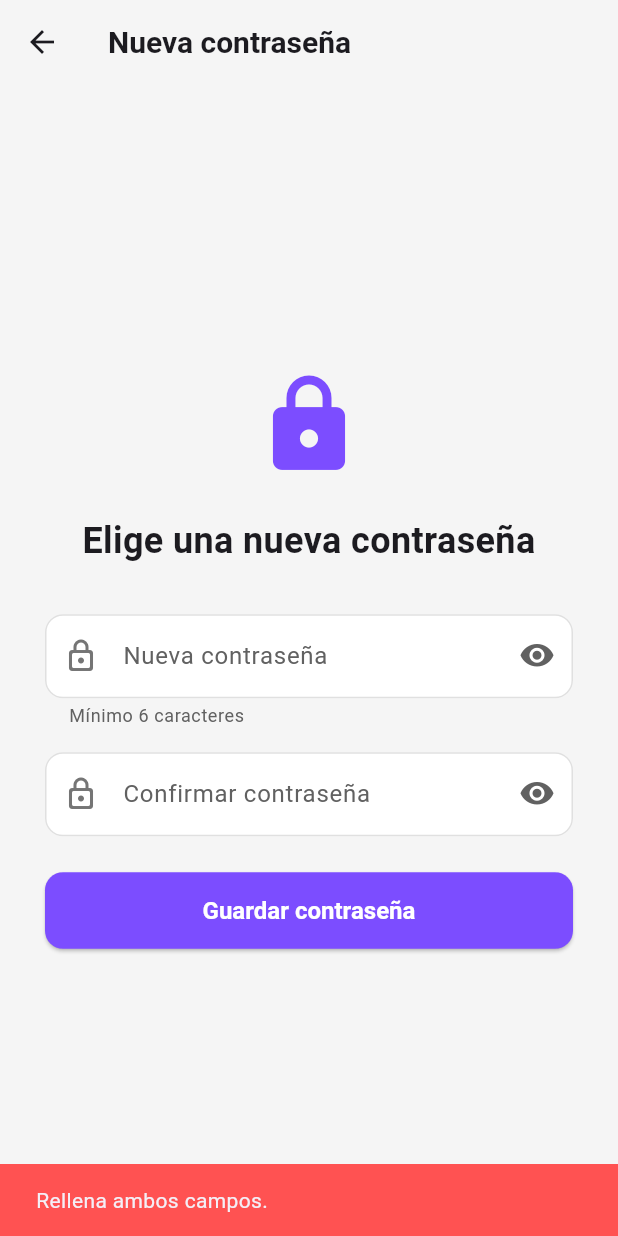
After one commit to leafar005/Corpus, a Flutter app: the ResetPasswordScreen screen opened directly, after a tap on "Guardar contraseña", on a phone screen of 412 x 824 dp. The commit adds this screen. Run offline on Flutter 3.47's test engine with Material 3 defaults, Android fonts, the phone set to English and light mode, and no system bars; our stand-ins replace audioplayers, cached_network_image, cross_file, csv, file_picker, firebase_core and 9 more; missing offline and left inert: dart:js_interop, liquid_glass_easy; accounts and stored records are empty; network calls fail; statements that could not run were skipped.

Commit message:
feat(auth): add forgot password flow and auto-login after register

```diff
--- /dev/null
+++ b/lib/screens/auth/reset_password_screen.dart
@@ -0,0 +1,177 @@
+import 'package:flutter/material.dart';
+import 'package:supabase_flutter/supabase_flutter.dart';
+import '../../theme/corpus_theme_extension.dart';
+import '../../widgets/corpus_section_title.dart';
+
+/// Pantalla que se muestra cuando el usuario vuelve a la app desde el
+/// enlace de restablecimiento de contraseña que Supabase mandó por email.
+/// Supabase valida automáticamente el token y emite un evento
+/// [AuthChangeEvent.passwordRecovery] en [onAuthStateChange]; el AuthGate
+/// detecta ese evento y navega aquí.
+class ResetPasswordScreen extends StatefulWidget {
+  const ResetPasswordScreen({super.key});
+
+  @override
+  State<ResetPasswordScreen> createState() => _ResetPasswordScreenState();
+}
+
+class _ResetPasswordScreenState extends State<ResetPasswordScreen> {
+  final _passwordController = TextEditingController();
+  final _confirmController = TextEditingController();
+  bool _isLoading = false;
+  bool _obscurePassword = true;
+  bool _obscureConfirm = true;
+
+  Future<void> _updatePassword() async {
+    final password = _passwordController.text.trim();
+    final confirm = _confirmController.text.trim();
+
+    if (password.isEmpty || confirm.isEmpty) {
+      _showError('Rellena ambos campos.');
+      return;
+    }
+    if (password.length < 6) {
+      _showError('La contraseña debe tener al menos 6 caracteres.');
+      return;
+    }
+    if (password != confirm) {
+      _showError('Las contraseñas no coinciden.');
+      return;
+    }
+
+    setState(() => _isLoading = true);
+    try {
+      await Supabase.instance.client.auth.updateUser(
+        UserAttributes(password: password),
+      );
+      if (mounted) {
+        ScaffoldMessenger.of(context).showSnackBar(
+          const SnackBar(
+            content: Text('¡Contraseña actualizada correctamente!'),
+            backgroundColor: Colors.green,
+          ),
+        );
+        // La sesión ya está activa; cerramos esta pantalla.
+        // El AuthGate mostrará MainScreen automáticamente.
+        Navigator.of(context).popUntil((r) => r.isFirst);
+      }
+    } on AuthException catch (e) {
+      if (mounted) _showError(e.message);
+    } catch (_) {
+      if (mounted) _showError('Error inesperado. Inténtalo de nuevo.');
+    } finally {
+      if (mounted) setState(() => _isLoading = false);
+    }
+  }
+
+  void _showError(String msg) {
+    ScaffoldMessenger.of(context).showSnackBar(
+      SnackBar(
+        content: Text(msg),
+        backgroundColor: Theme.of(context).colorScheme.error,
+      ),
+    );
+  }
+
+  @override
+  void dispose() {
+    _passwordController.dispose();
+    _confirmController.dispose();
+    super.dispose();
+  }
+
+  @override
+  Widget build(BuildContext context) {
+    final ext = Theme.of(context).extension<CorpusThemeExtension>()!;
+
+    return Scaffold(
+      appBar: AppBar(title: const CorpusScreenTitle('Nueva contraseña')),
+      body: Center(
+        child: ConstrainedBox(
+          constraints: const BoxConstraints(maxWidth: 400),
+          child: SingleChildScrollView(
+            padding: const EdgeInsets.all(24),
+            child: Column(
+              crossAxisAlignment: CrossAxisAlignment.stretch,
+              children: [
+                Icon(
+                  Icons.lock_rounded,
+                  size: 72,
+                  color: Theme.of(context).colorScheme.primary,
+                ),
+                const SizedBox(height: 24),
+                const Text(
+                  'Elige una nueva contraseña',
+                  style: TextStyle(fontSize: 24, fontWeight: FontWeight.bold),
+                  textAlign: TextAlign.center,
+                ),
+                const SizedBox(height: 32),
+                TextField(
+                  controller: _passwordController,
+                  obscureText: _obscurePassword,
+                  textInputAction: TextInputAction.next,
+                  decoration: InputDecoration(
+                    labelText: 'Nueva contraseña',
+                    prefixIcon: const Icon(Icons.lock_outline_rounded),
+                    suffixIcon: IconButton(
+                      icon: Icon(
+                        _obscurePassword
+                            ? Icons.visibility_rounded
+                            : Icons.visibility_off_rounded,
+                      ),
+                      onPressed: () =>
+                          setState(() => _obscurePassword = !_obscurePassword),
+                    ),
+                    border: OutlineInputBorder(borderRadius: ext.radiusMedium),
+                    helperText: 'Mínimo 6 caracteres',
+                  ),
+                ),
+                const SizedBox(height: 16),
+                TextField(
+                  controller: _confirmController,
+                  obscureText: _obscureConfirm,
+                  textInputAction: TextInputAction.done,
+                  onSubmitted: (_) => _updatePassword(),
+                  decoration: InputDecoration(
+                    labelText: 'Confirmar contraseña',
+                    prefixIcon: const Icon(Icons.lock_outline_rounded),
+                    suffixIcon: IconButton(
+                      icon: Icon(
+                        _obscureConfirm
+                            ? Icons.visibility_rounded
+                            : Icons.visibility_off_rounded,
+                      ),
+                      onPressed: () =>
+                          setState(() => _obscureConfirm = !_obscureConfirm),
+                    ),
+                    border: OutlineInputBorder(borderRadius: ext.radiusMedium),
+                  ),
+                ),
+                const SizedBox(height: 24),
+                ElevatedButton(
+                  onPressed: _isLoading ? null : _updatePassword,
+                  style: ElevatedButton.styleFrom(
+                    padding: const EdgeInsets.symmetric(vertical: 16),
+                    shape: RoundedRectangleBorder(
+                      borderRadius: ext.radiusMedium,
+                    ),
+                  ),
+                  child: _isLoading
+                      ? const SizedBox(
+                          height: 20,
+                          width: 20,
+                          child: CircularProgressIndicator(strokeWidth: 2),
+                        )
+                      : const Text(
+                          'Guardar contraseña',
+                          style: TextStyle(fontSize: 16),
+                        ),
+                ),
+              ],
+            ),
+          ),
+        ),
+      ),
+    );
+  }
+}
--- a/lib/screens/social/user_friends_screen.dart
+++ b/lib/screens/social/user_friends_screen.dart
@@ -128,7 +128,7 @@ class _UserFriendsScreenState extends State<UserFriendsScreen> {
                     final displayName = friend['display_name'] as String? ?? friend['username'] as String? ?? 'Usuario';
 
                     final isMe = friendId == _myId;
-                    final isMutual = friendId != null && _myFriendsIds.contains(friendId);
+
 
                     Widget? trailing;
                     if (isMe) {
--- a/lib/widgets/genre_radar_section.dart
+++ b/lib/widgets/genre_radar_section.dart
@@ -5,7 +5,7 @@ import '../models/genre_radar_entry.dart';
 import '../repositories/profile_repository.dart';
 import '../utils/genre_radar_calculator.dart';
 import '../utils/igdb_constants.dart';
-import 'corpus_section_title.dart';
+
 import 'genre_radar_chart.dart';
 import 'corpus_network_image.dart';
 import '../screens/library/game_details_screen.dart';
```
Also changed, not shown: lib/main.dart (+17 -0 lines), lib/screens/auth/forgot_password_screen.dart (added, +173 -0 lines), lib/screens/auth/login_screen.dart (+12 -0 lines), lib/screens/auth/register_screen.dart (+19 -4 lines).
